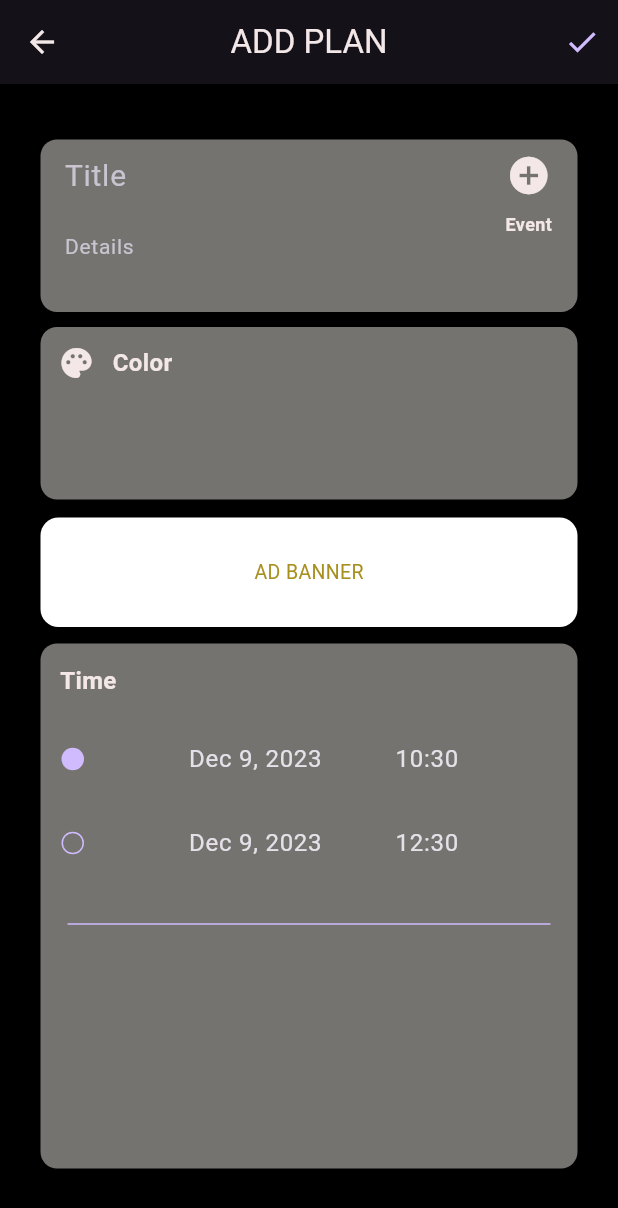
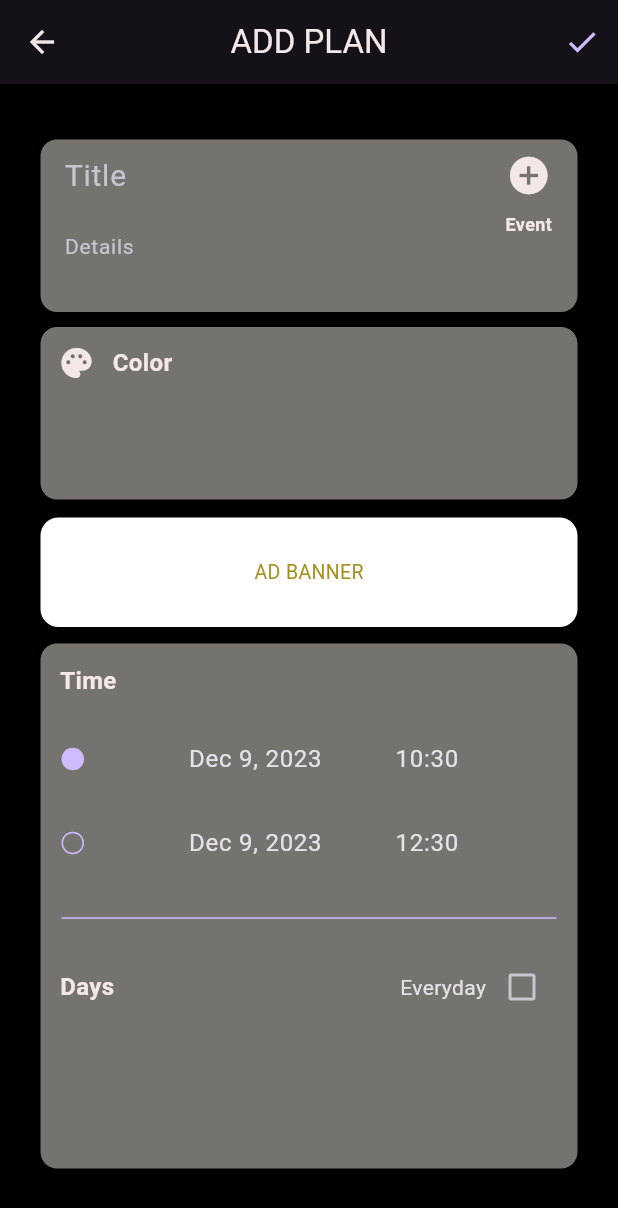
Before and after one commit to batuhanozcan1605/weekplanner, a Flutter app: the EventEditingPage screen opened directly, on a phone screen of 412 x 824 dp. Shown: the top 1208 px of the screen. Run offline on Flutter 3.47's test engine with Material 3 defaults, Android fonts, the phone set to English and light mode, and no system bars; our stand-ins replace syncfusion_flutter_calendar; Roboto replaces fonts that are missing (Segoe UI).

Commit message:
myCheckBox

```diff
--- a/lib/screens/event_editing_page.dart
+++ b/lib/screens/event_editing_page.dart
@@ -20,6 +20,7 @@ class _EventEditingPageState extends State<EventEditingPage> {
   final detailController = TextEditingController();
   late DateTime fromDate;
   late DateTime toDate;
+  bool isChecked = false;
 
   @override
   void initState() {
@@ -194,9 +195,23 @@ class _EventEditingPageState extends State<EventEditingPage> {
                     ),
                     buildDateTimePicker(),
                     Padding(
-                      padding: const EdgeInsets.all(18.0),
+                      padding: const EdgeInsets.all(14.0),
                       child: Divider(color: Constants.themePurple,),
                     ),
+                    Padding(
+                      padding: const EdgeInsets.only(left: 13.0, right: 13.0),
+                      child: Row(
+                        mainAxisAlignment: MainAxisAlignment.spaceBetween,
+                        children: [
+                          Text("Days", style: TextStyle(
+                              color: Constants.softColor,
+                              fontSize: 16,
+                              fontWeight: FontWeight.bold,
+                              fontFamily: 'Segoe UI'),),
+                          myCheckBox()
+                        ],
+                      ),
+                    )
                   ],
                 ),
               )
@@ -206,6 +221,22 @@ class _EventEditingPageState extends State<EventEditingPage> {
       ),
     );
   }
+
+  Widget myCheckBox() => Row(
+    children: [
+      Text('Everyday'),
+      Checkbox(
+        activeColor: Colors.deepPurple,
+        checkColor: Constants.softColor,
+        value: isChecked,
+        onChanged: (value) {
+          setState(() {
+            isChecked = value!;
+          });
+        },
+      ),
+    ],
+  );
 
   Future saveForm() async {
 
```
